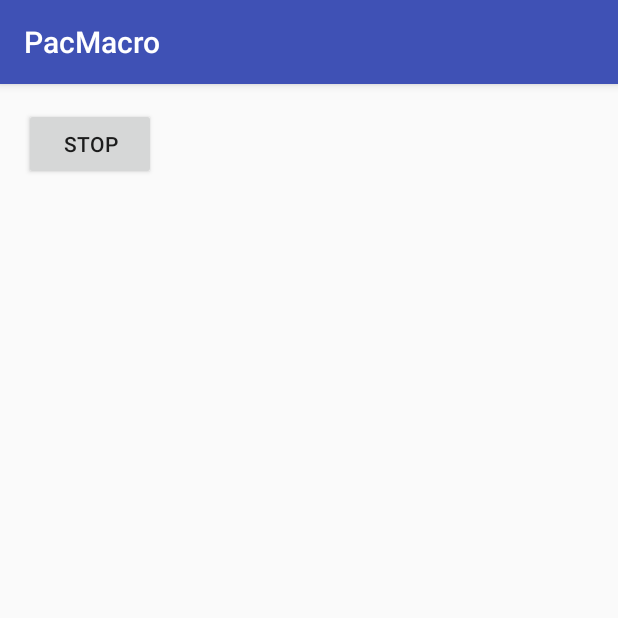
After one commit to pacmacro/pm-android, an Android app: the PlayerActivity screen opened directly, with no data from a screen before it, on a phone screen of 412 x 824 dp, the top half of it. The commit adds this screen. Run offline under Robolectric (Android 15) with nearby library versions, the phone set to English and light mode, and no system bars.

Commit message:
Create PlayerActivity and Background Service
- Created PlayerActivity
- Created Background service to send location updates to the server

```diff
--- /dev/null
+++ b/app/src/main/java/ca/sfu/pacmacro/PlayerActivity.java
@@ -0,0 +1,70 @@
+package ca.sfu.pacmacro;
+
+import android.content.Intent;
+import android.content.pm.PackageManager;
+import android.os.Bundle;
+import android.support.annotation.NonNull;
+import android.support.v4.app.ActivityCompat;
+import android.support.v7.app.AlertDialog;
+import android.support.v7.app.AppCompatActivity;
+import android.view.View;
+import android.widget.Button;
+
+public class PlayerActivity extends AppCompatActivity {
+
+
+    private static final int PERMISSION_RESPONSE_CODE = 1;
+
+    @Override
+    protected void onCreate(Bundle savedInstanceState) {
+        super.onCreate(savedInstanceState);
+        setContentView(R.layout.activity_player);
+
+
+        if (ActivityCompat.checkSelfPermission(this, android.Manifest.permission.ACCESS_FINE_LOCATION) != PackageManager.PERMISSION_GRANTED && ActivityCompat.checkSelfPermission(this, android.Manifest.permission.ACCESS_COARSE_LOCATION) != PackageManager.PERMISSION_GRANTED) {
+            ActivityCompat.requestPermissions(this, new String[]{android.Manifest.permission.ACCESS_FINE_LOCATION,
+                    android.Manifest.permission.ACCESS_COARSE_LOCATION}, PERMISSION_RESPONSE_CODE);
+        }
+        else {
+            startLocationService();
+        }
+
+        Button stopButton = (Button) findViewById(R.id.player_stop_service);
+        stopButton.setOnClickListener(new View.OnClickListener() {
+            @Override
+            public void onClick(View v) {
+                Intent intent = new Intent(PlayerActivity.this, PlayerService.class);
+                stopService(intent);
+            }
+        });
+
+
+    }
+
+    @Override
+    public void onRequestPermissionsResult(int requestCode, @NonNull String[] permissions,
+                                           @NonNull int[] grantResults) {
+        if (requestCode == PERMISSION_RESPONSE_CODE) {
+            // If request is cancelled, the result arrays are empty.
+            if (grantResults.length > 0
+                    && grantResults[0] == PackageManager.PERMISSION_GRANTED) {
+                startLocationService();
+            } else {
+
+                // permission denied, boo! Disable the
+                // functionality that depends on this permission.
+                AlertDialog.Builder builder = new AlertDialog.Builder(this);
+                builder.setMessage("Really?");
+                builder.create().show();
+                // TODO: real shit here
+            }
+        }
+    }
+
+    private void startLocationService() {
+        Intent intent = new Intent(getApplicationContext(), PlayerService.class);
+        startService(intent);
+    }
+
+
+}
--- a/app/src/main/java/ca/sfu/pacmacro/PlayerFragment.java
+++ b/app/src/main/java/ca/sfu/pacmacro/PlayerFragment.java
@@ -1,6 +1,7 @@
 package ca.sfu.pacmacro;
 
 import android.content.Context;
+import android.content.Intent;
 import android.os.Bundle;
 import android.support.v4.app.Fragment;
 import android.view.LayoutInflater;
@@ -70,6 +71,9 @@ public class PlayerFragment extends Fragment {
                 }
 
                 Toast.makeText(getContext(), "Character selected: " + selectedCharacter, Toast.LENGTH_SHORT).show();
+                Intent intent = new Intent(getContext(), PlayerActivity.class);
+                startActivity(intent);
+
             }
         };
     }
--- a/app/src/main/java/ca/sfu/pacmacro/SpectatorFragment.java
+++ b/app/src/main/java/ca/sfu/pacmacro/SpectatorFragment.java
@@ -42,7 +42,7 @@ public class SpectatorFragment extends Fragment {
         return new View.OnClickListener() {
             @Override
             public void onClick(View v) {
-                Intent intent = new Intent(getContext(), MapActivity.class);
+                Intent intent = new Intent(getContext(), SpectatorActivity.class);
                 startActivity(intent);
             }
         };
--- a/app/src/main/res/layout/activity_map.xml
+++ b/app/src/main/res/layout/activity_map.xml
@@ -1,8 +1,7 @@
 <fragment xmlns:android="http://schemas.android.com/apk/res/android"
-    xmlns:map="http://schemas.android.com/apk/res-auto"
     xmlns:tools="http://schemas.android.com/tools"
     android:id="@+id/map"
     android:name="com.google.android.gms.maps.SupportMapFragment"
     android:layout_width="match_parent"
     android:layout_height="match_parent"
-    tools:context="ca.sfu.pacmacro.MapActivity" />
+    tools:context=".SpectatorActivity" />
--- /dev/null
+++ b/app/src/main/res/layout/activity_player.xml
@@ -0,0 +1,18 @@
+<?xml version="1.0" encoding="utf-8"?>
+<LinearLayout xmlns:android="http://schemas.android.com/apk/res/android"
+    xmlns:tools="http://schemas.android.com/tools"
+    android:layout_width="match_parent"
+    android:layout_height="match_parent"
+    android:paddingBottom="@dimen/activity_vertical_margin"
+    android:paddingLeft="@dimen/activity_horizontal_margin"
+    android:paddingRight="@dimen/activity_horizontal_margin"
+    android:paddingTop="@dimen/activity_vertical_margin"
+    tools:context="ca.sfu.pacmacro.PlayerActivity">
+
+    <Button
+        android:layout_width="wrap_content"
+        android:layout_height="wrap_content"
+        android:id="@+id/player_stop_service"
+        android:text="@string/player_activity_stop_service"/>
+
+</LinearLayout>
--- a/app/src/main/res/layout/fragment_spectator.xml
+++ b/app/src/main/res/layout/fragment_spectator.xml
@@ -1,4 +1,4 @@
-<FrameLayout xmlns:android="http://schemas.android.com/apk/res/android"
+<LinearLayout xmlns:android="http://schemas.android.com/apk/res/android"
     xmlns:tools="http://schemas.android.com/tools"
     android:layout_width="match_parent"
     android:layout_height="match_parent"
@@ -15,4 +15,4 @@
         android:id="@+id/spectator_start"
         android:text="@string/start_button_title"/>
 
-</FrameLayout>
+</LinearLayout>
--- a/app/src/main/res/values/strings.xml
+++ b/app/src/main/res/values/strings.xml
@@ -15,4 +15,7 @@
     <string name="pinky_name">Pinky</string>
     <string name="clyde_name">Clyde</string>
     <string name="start_button_title">Start!</string>
+    <string name="player_activity_stop_service">Stop</string>
+    <string name="player_service_notification_title">PacMacro Running</string>
+    <string name="player_service_notification_text">PacMacro location service is running in the background.</string>
 </resources>
```
Also changed, not shown: app/src/main/AndroidManifest.xml (+8 -3 lines), app/src/main/java/ca/sfu/pacmacro/MapActivity.java (deleted, +0 -143 lines), app/src/main/java/ca/sfu/pacmacro/PlayerService.java (added, +125 -0 lines), app/src/main/java/ca/sfu/pacmacro/SpectatorActivity.java (added, +62 -0 lines).
